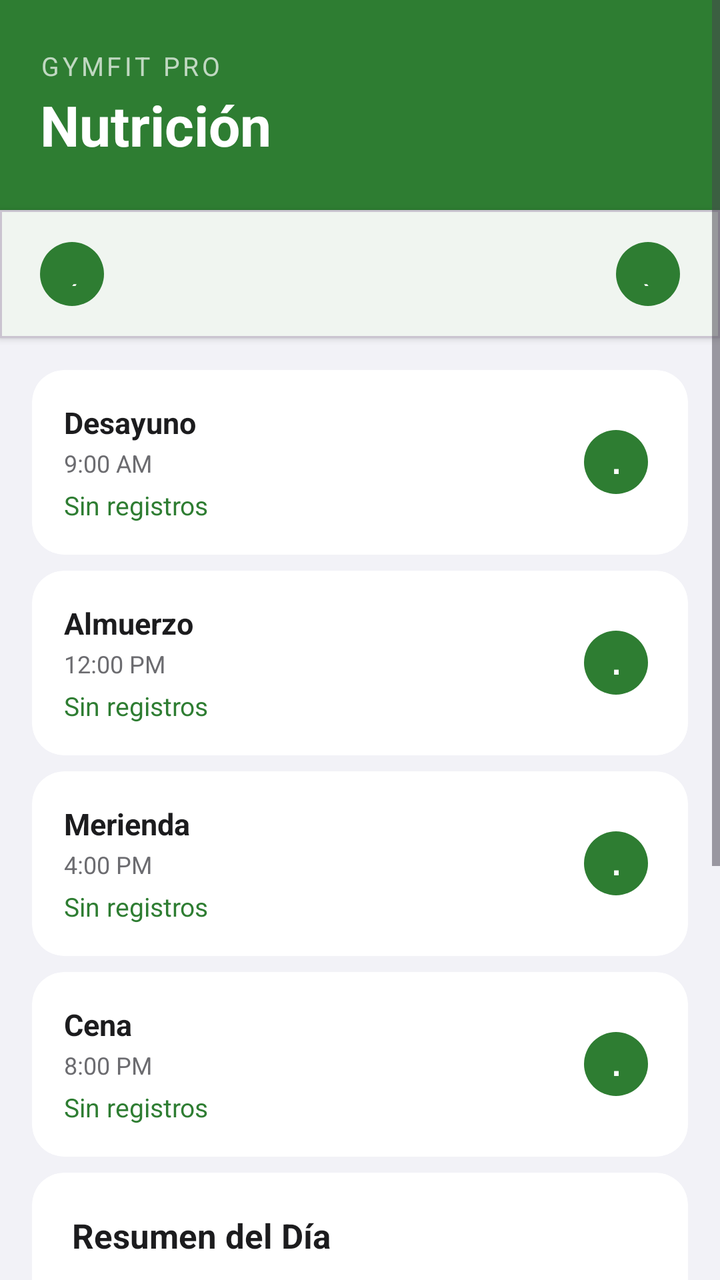
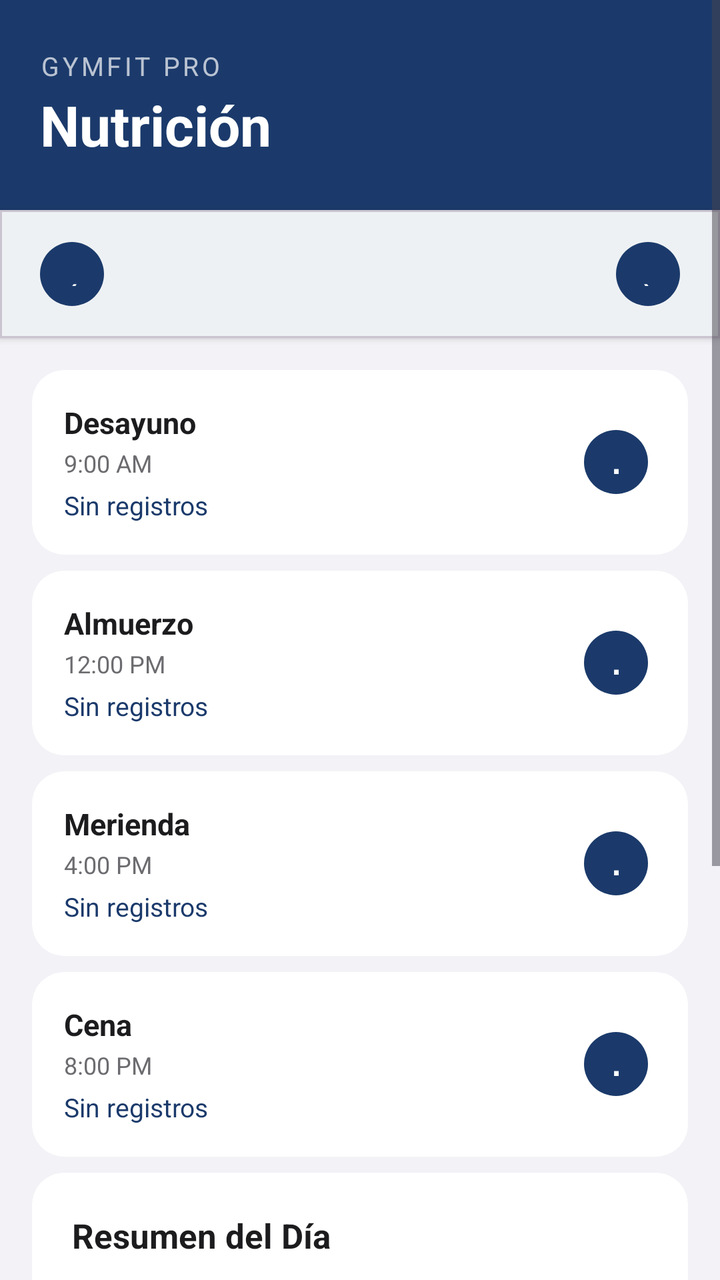

Compare the two renders of this Android layout. The source of the first and the diff that turns it into the second are given below.
<!-- AndroidManifest.xml: application theme Theme.GymApp -->
<!-- res/layout/fragment_nutrition.xml -->
<?xml version="1.0" encoding="utf-8"?>
<ScrollView
    xmlns:android="http://schemas.android.com/apk/res/android"
    xmlns:app="http://schemas.android.com/apk/res-auto"
    android:layout_width="match_parent"
    android:layout_height="match_parent"
    android:background="#F2F2F7">

    <LinearLayout
        android:layout_width="match_parent"
        android:layout_height="wrap_content"
        android:orientation="vertical">

        
        <LinearLayout
            android:layout_width="match_parent"
            android:layout_height="wrap_content"
            android:background="@color/colorPrimary"
            android:orientation="vertical"
            android:paddingStart="20dp"
            android:paddingEnd="20dp"
            android:paddingTop="24dp"
            android:paddingBottom="24dp">

            <TextView
                android:layout_width="wrap_content"
                android:layout_height="wrap_content"
                android:text="GymFit Pro"
                android:textColor="#FFFFFF"
                android:alpha="0.7"
                android:textSize="13sp"
                android:letterSpacing="0.12"
                android:textAllCaps="true" />

            <TextView
                android:layout_width="wrap_content"
                android:layout_height="wrap_content"
                android:text="Nutrición"
                android:textColor="#FFFFFF"
                android:textSize="28sp"
                android:textStyle="bold"
                android:layout_marginTop="2dp" />

        </LinearLayout>

        
        <com.google.android.material.card.MaterialCardView
            android:layout_width="match_parent"
            android:layout_height="wrap_content"
            app:cardCornerRadius="0dp"
            app:cardElevation="2dp">

            <LinearLayout
                android:layout_width="match_parent"
                android:layout_height="wrap_content"
                android:orientation="horizontal"
                android:gravity="center_vertical"
                android:paddingStart="16dp"
                android:paddingEnd="16dp"
                android:paddingTop="12dp"
                android:paddingBottom="12dp">

                <com.google.android.material.button.MaterialButton
                    android:id="@+id/btn_prev_day"
                    android:layout_width="40dp"
                    android:layout_height="40dp"
                    android:text="@string/btn_prev"
                    android:textSize="18sp"
                    app:backgroundTint="@color/colorPrimary"
                    android:textColor="@color/white"
                    style="@style/Widget.Material3.Button.IconButton.Filled"
                    android:minWidth="0dp"
                    android:minHeight="0dp"
                    android:paddingStart="0dp"
                    android:paddingEnd="0dp" />

                <TextView
                    android:id="@+id/tv_current_date"
                    android:layout_width="0dp"
                    android:layout_height="wrap_content"
                    android:layout_weight="1"
                    android:gravity="center"
                    android:textSize="17sp"
                    android:textStyle="bold"
                    android:textColor="#1C1C1E" />

                <com.google.android.material.button.MaterialButton
                    android:id="@+id/btn_next_day"
                    android:layout_width="40dp"
                    android:layout_height="40dp"
                    android:text="@string/btn_next"
                    android:textSize="18sp"
                    app:backgroundTint="@color/colorPrimary"
                    android:textColor="@color/white"
                    style="@style/Widget.Material3.Button.IconButton.Filled"
                    android:minWidth="0dp"
                    android:minHeight="0dp"
                    android:paddingStart="0dp"
                    android:paddingEnd="0dp" />

            </LinearLayout>
        </com.google.android.material.card.MaterialCardView>

        
        <com.google.android.material.card.MaterialCardView
            android:layout_width="match_parent"
            android:layout_height="wrap_content"
            app:cardCornerRadius="16dp"
            app:cardElevation="0dp"
            app:strokeWidth="0dp"
            android:layout_marginStart="16dp"
            android:layout_marginEnd="16dp"
            android:layout_marginTop="16dp"
            android:layout_marginBottom="8dp">

            <LinearLayout
                android:layout_width="match_parent"
                android:layout_height="wrap_content"
                android:orientation="horizontal"
                android:padding="16dp"
                android:gravity="center_vertical">

                <LinearLayout
                    android:layout_width="0dp"
                    android:layout_height="wrap_content"
                    android:layout_weight="1"
                    android:orientation="vertical">

                    <TextView
                        android:layout_width="wrap_content"
                        android:layout_height="wrap_content"
                        android:text="@string/nutrition_desayuno"
                        android:textSize="15sp"
                        android:textStyle="bold"
                        android:textColor="#1C1C1E" />

                    <TextView
                        android:layout_width="wrap_content"
                        android:layout_height="wrap_content"
                        android:text="@string/nutrition_time_desayuno"
                        android:textSize="12sp"
                        android:textColor="#6C6C70"
                        android:layout_marginTop="2dp" />

                    <TextView
                        android:id="@+id/tv_desayuno_macros"
                        android:layout_width="wrap_content"
                        android:layout_height="wrap_content"
                        android:text="@string/nutrition_no_records"
                        android:textSize="13sp"
                        android:textColor="@color/colorPrimary"
                        android:layout_marginTop="4dp" />

                </LinearLayout>

                <com.google.android.material.button.MaterialButton
                    android:id="@+id/btn_add_desayuno"
                    android:layout_width="40dp"
                    android:layout_height="40dp"
                    android:text="@string/nutrition_add_food"
                    android:textSize="20sp"
                    android:textColor="@color/white"
                    app:backgroundTint="@color/colorPrimary"
                    style="@style/Widget.Material3.Button.IconButton.Filled"
                    android:minWidth="0dp"
                    android:minHeight="0dp"
                    android:paddingStart="0dp"
                    android:paddingEnd="0dp" />

            </LinearLayout>
        </com.google.android.material.card.MaterialCardView>

        
        <com.google.android.material.card.MaterialCardView
            android:layout_width="match_parent"
            android:layout_height="wrap_content"
            app:cardCornerRadius="16dp"
            app:cardElevation="0dp"
            app:strokeWidth="0dp"
            android:layout_marginStart="16dp"
            android:layout_marginEnd="16dp"
            android:layout_marginBottom="8dp">

            <LinearLayout
                android:layout_width="match_parent"
                android:layout_height="wrap_content"
                android:orientation="horizontal"
                android:padding="16dp"
                android:gravity="center_vertical">

                <LinearLayout
                    android:layout_width="0dp"
                    android:layout_height="wrap_content"
                    android:layout_weight="1"
                    android:orientation="vertical">

                    <TextView
                        android:layout_width="wrap_content"
                        android:layout_height="wrap_content"
                        android:text="@string/nutrition_almuerzo"
                        android:textSize="15sp"
                        android:textStyle="bold"
                        android:textColor="#1C1C1E" />

                    <TextView
                        android:layout_width="wrap_content"
                        android:layout_height="wrap_content"
                        android:text="@string/nutrition_time_almuerzo"
                        android:textSize="12sp"
                        android:textColor="#6C6C70"
                        android:layout_marginTop="2dp" />

                    <TextView
                        android:id="@+id/tv_almuerzo_macros"
                        android:layout_width="wrap_content"
                        android:layout_height="wrap_content"
                        android:text="@string/nutrition_no_records"
                        android:textSize="13sp"
                        android:textColor="@color/colorPrimary"
                        android:layout_marginTop="4dp" />

                </LinearLayout>

                <com.google.android.material.button.MaterialButton
                    android:id="@+id/btn_add_almuerzo"
                    android:layout_width="40dp"
                    android:layout_height="40dp"
                    android:text="@string/nutrition_add_food"
                    android:textSize="20sp"
                    android:textColor="@color/white"
                    app:backgroundTint="@color/colorPrimary"
                    style="@style/Widget.Material3.Button.IconButton.Filled"
                    android:minWidth="0dp"
                    android:minHeight="0dp"
                    android:paddingStart="0dp"
                    android:paddingEnd="0dp" />

            </LinearLayout>
        </com.google.android.material.card.MaterialCardView>

        
        <com.google.android.material.card.MaterialCardView
            android:layout_width="match_parent"
            android:layout_height="wrap_content"
            app:cardCornerRadius="16dp"
            app:cardElevation="0dp"
            app:strokeWidth="0dp"
            android:layout_marginStart="16dp"
            android:layout_marginEnd="16dp"
            android:layout_marginBottom="8dp">

            <LinearLayout
                android:layout_width="match_parent"
                android:layout_height="wrap_content"
                android:orientation="horizontal"
                android:padding="16dp"
                android:gravity="center_vertical">

                <LinearLayout
                    android:layout_width="0dp"
                    android:layout_height="wrap_content"
                    android:layout_weight="1"
                    android:orientation="vertical">

                    <TextView
                        android:layout_width="wrap_content"
                        android:layout_height="wrap_content"
                        android:text="@string/nutrition_merienda"
                        android:textSize="15sp"
                        android:textStyle="bold"
                        android:textColor="#1C1C1E" />

                    <TextView
                        android:layout_width="wrap_content"
                        android:layout_height="wrap_content"
                        android:text="@string/nutrition_time_merienda"
                        android:textSize="12sp"
                        android:textColor="#6C6C70"
                        android:layout_marginTop="2dp" />

                    <TextView
                        android:id="@+id/tv_merienda_macros"
                        android:layout_width="wrap_content"
                        android:layout_height="wrap_content"
                        android:text="@string/nutrition_no_records"
                        android:textSize="13sp"
                        android:textColor="@color/colorPrimary"
                        android:layout_marginTop="4dp" />

                </LinearLayout>

                <com.google.android.material.button.MaterialButton
                    android:id="@+id/btn_add_merienda"
                    android:layout_width="40dp"
                    android:layout_height="40dp"
                    android:text="@string/nutrition_add_food"
                    android:textSize="20sp"
                    android:textColor="@color/white"
                    app:backgroundTint="@color/colorPrimary"
                    style="@style/Widget.Material3.Button.IconButton.Filled"
                    android:minWidth="0dp"
                    android:minHeight="0dp"
                    android:paddingStart="0dp"
                    android:paddingEnd="0dp" />

            </LinearLayout>
        </com.google.android.material.card.MaterialCardView>

        
        <com.google.android.material.card.MaterialCardView
            android:layout_width="match_parent"
            android:layout_height="wrap_content"
            app:cardCornerRadius="16dp"
            app:cardElevation="0dp"
            app:strokeWidth="0dp"
            android:layout_marginStart="16dp"
            android:layout_marginEnd="16dp"
            android:layout_marginBottom="8dp">

            <LinearLayout
                android:layout_width="match_parent"
                android:layout_height="wrap_content"
                android:orientation="horizontal"
                android:padding="16dp"
                android:gravity="center_vertical">

                <LinearLayout
                    android:layout_width="0dp"
                    android:layout_height="wrap_content"
                    android:layout_weight="1"
                    android:orientation="vertical">

                    <TextView
                        android:layout_width="wrap_content"
                        android:layout_height="wrap_content"
                        android:text="@string/nutrition_cena"
                        android:textSize="15sp"
                        android:textStyle="bold"
                        android:textColor="#1C1C1E" />

                    <TextView
                        android:layout_width="wrap_content"
                        android:layout_height="wrap_content"
                        android:text="@string/nutrition_time_cena"
                        android:textSize="12sp"
                        android:textColor="#6C6C70"
                        android:layout_marginTop="2dp" />

                    <TextView
                        android:id="@+id/tv_cena_macros"
                        android:layout_width="wrap_content"
                        android:layout_height="wrap_content"
                        android:text="@string/nutrition_no_records"
                        android:textSize="13sp"
                        android:textColor="@color/colorPrimary"
                        android:layout_marginTop="4dp" />

                </LinearLayout>

                <com.google.android.material.button.MaterialButton
                    android:id="@+id/btn_add_cena"
                    android:layout_width="40dp"
                    android:layout_height="40dp"
                    android:text="@string/nutrition_add_food"
                    android:textSize="20sp"
                    android:textColor="@color/white"
                    app:backgroundTint="@color/colorPrimary"
                    style="@style/Widget.Material3.Button.IconButton.Filled"
                    android:minWidth="0dp"
                    android:minHeight="0dp"
                    android:paddingStart="0dp"
                    android:paddingEnd="0dp" />

            </LinearLayout>
        </com.google.android.material.card.MaterialCardView>

        
        <com.google.android.material.card.MaterialCardView
            android:layout_width="match_parent"
            android:layout_height="wrap_content"
            app:cardCornerRadius="16dp"
            app:cardElevation="0dp"
            app:strokeWidth="0dp"
            android:layout_marginStart="16dp"
            android:layout_marginEnd="16dp"
            android:layout_marginBottom="8dp">

            <LinearLayout
                android:layout_width="match_parent"
                android:layout_height="wrap_content"
                android:orientation="vertical"
                android:padding="20dp">

                <TextView
                    android:layout_width="match_parent"
                    android:layout_height="wrap_content"
                    android:text="@string/nutrition_daily_summary"
                    android:textSize="17sp"
                    android:textStyle="bold"
                    android:textColor="#1C1C1E"
                    android:layout_marginBottom="14dp" />

                
                <LinearLayout
                    android:layout_width="match_parent"
                    android:layout_height="wrap_content"
                    android:orientation="horizontal"
                    android:gravity="center_vertical"
                    android:layout_marginBottom="4dp">

                    <TextView
                        android:layout_width="0dp"
                        android:layout_height="wrap_content"
                        android:layout_weight="1"
                        android:text="@string/nutrition_calories"
                        android:textSize="13sp"
                        android:textColor="#3C3C43" />

                    <TextView
                        android:id="@+id/tv_total_calories"
                        android:layout_width="wrap_content"
                        android:layout_height="wrap_content"
                        android:text="0 / 2500 kcal"
                        android:textSize="13sp"
                        android:textStyle="bold"
                        android:textColor="#1C1C1E" />

                </LinearLayout>

                <ProgressBar
                    android:id="@+id/progress_calories"
                    style="?android:attr/progressBarStyleHorizontal"
                    android:layout_width="match_parent"
                    android:layout_height="8dp"
                    android:progressTint="@color/colorAccent"
                    android:layout_marginBottom="12dp" />

                
                <LinearLayout
                    android:layout_width="match_parent"
                    android:layout_height="wrap_content"
                    android:orientation="horizontal"
                    android:gravity="center_vertical"
                    android:layout_marginBottom="4dp">

                    <TextView
                        android:layout_width="0dp"
                        android:layout_height="wrap_content"
                        android:layout_weight="1"
                        android:text="@string/nutrition_protein"
                        android:textSize="13sp"
                        android:textColor="#3C3C43" />

                    <TextView
                        android:id="@+id/tv_total_protein"
                        android:layout_width="wrap_content"
                        android:layout_height="wrap_content"
                        android:text="0g / 170g"
                        android:textSize="13sp"
                        android:textStyle="bold"
                        android:textColor="#1C1C1E" />

                </LinearLayout>

                <ProgressBar
                    android:id="@+id/progress_protein"
                    style="?android:attr/progressBarStyleHorizontal"
                    android:layout_width="match_parent"
                    android:layout_height="8dp"
                    android:progressTint="@color/colorPrimary"
                    android:layout_marginBottom="12dp" />

                
                <LinearLayout
                    android:layout_width="match_parent"
                    android:layout_height="wrap_content"
                    android:orientation="horizontal"
                    android:gravity="center_vertical"
                    android:layout_marginBottom="4dp">

                    <TextView
                        android:layout_width="0dp"
                        android:layout_height="wrap_content"
                        android:layout_weight="1"
                        android:text="@string/nutrition_carbs"
                        android:textSize="13sp"
                        android:textColor="#3C3C43" />

                    <TextView
                        android:id="@+id/tv_total_carbs"
                        android:layout_width="wrap_content"
                        android:layout_height="wrap_content"
                        android:text="0g / 280g"
                        android:textSize="13sp"
                        android:textStyle="bold"
                        android:textColor="#1C1C1E" />

                </LinearLayout>

                <ProgressBar
                    android:id="@+id/progress_carbs"
                    style="?android:attr/progressBarStyleHorizontal"
                    android:layout_width="match_parent"
                    android:layout_height="8dp"
                    android:progressTint="@color/colorGreenLight"
                    android:layout_marginBottom="12dp" />

                
                <LinearLayout
                    android:layout_width="match_parent"
                    android:layout_height="wrap_content"
                    android:orientation="horizontal"
                    android:gravity="center_vertical"
                    android:layout_marginBottom="4dp">

                    <TextView
                        android:layout_width="0dp"
                        android:layout_height="wrap_content"
                        android:layout_weight="1"
                        android:text="@string/nutrition_fat"
                        android:textSize="13sp"
                        android:textColor="#3C3C43" />

                    <TextView
                        android:id="@+id/tv_total_fat"
                        android:layout_width="wrap_content"
                        android:layout_height="wrap_content"
                        android:text="0g / 80g"
                        android:textSize="13sp"
                        android:textStyle="bold"
                        android:textColor="#1C1C1E" />

                </LinearLayout>

                <ProgressBar
                    android:id="@+id/progress_fat"
                    style="?android:attr/progressBarStyleHorizontal"
                    android:layout_width="match_parent"
                    android:layout_height="8dp"
                    android:progressTint="@color/colorOrangeLight" />

            </LinearLayout>
        </com.google.android.material.card.MaterialCardView>

        
        <com.google.android.material.card.MaterialCardView
            android:layout_width="match_parent"
            android:layout_height="wrap_content"
            app:cardCornerRadius="16dp"
            app:cardElevation="0dp"
            android:layout_marginStart="16dp"
            android:layout_marginEnd="16dp"
            android:layout_marginTop="8dp"
            android:layout_marginBottom="24dp">
            <LinearLayout
                android:layout_width="match_parent"
                android:layout_height="wrap_content"
                android:orientation="vertical"
                android:padding="20dp">
                <TextView
                    android:layout_width="wrap_content"
                    android:layout_height="wrap_content"
                    android:text="Resumen Semanal"
                    android:textSize="17sp"
                    android:textStyle="bold"
                    android:textColor="#1C1C1E"
                    android:layout_marginBottom="8dp"/>
                <TextView
                    android:id="@+id/tv_weekly_summary"
                    android:layout_width="match_parent"
                    android:layout_height="wrap_content"
                    android:text="Cargando resumen..."
                    android:textSize="13sp"
                    android:textColor="#6C6C70"
                    android:lineSpacingExtra="4dp"/>
            </LinearLayout>
        </com.google.android.material.card.MaterialCardView>

    </LinearLayout>
</ScrollView>
<!-- resources referenced by this layout -->
<resources>
  <color name="colorAccent">#FF6F00</color>
  <color name="colorGreenLight">#A5D6A7</color>
  <color name="colorOrangeLight">#FFCC80</color>
  <color name="colorPrimary">#2E7D32</color>
  <color name="white">#FFFFFF</color>
  <string name="btn_next">›</string>
  <string name="btn_prev">‹</string>
  <string name="nutrition_add_food">+</string>
  <string name="nutrition_almuerzo">Almuerzo</string>
  <string name="nutrition_calories">Calorías</string>
  <string name="nutrition_carbs">Carbohidratos</string>
  <string name="nutrition_cena">Cena</string>
  <string name="nutrition_daily_summary">Resumen del Día</string>
  <string name="nutrition_desayuno">Desayuno</string>
  <string name="nutrition_fat">Grasas</string>
  <string name="nutrition_merienda">Merienda</string>
  <string name="nutrition_no_records">Sin registros</string>
  <string name="nutrition_protein">Proteína</string>
  <string name="nutrition_time_almuerzo">12:00 PM</string>
  <string name="nutrition_time_cena">8:00 PM</string>
  <string name="nutrition_time_desayuno">9:00 AM</string>
  <string name="nutrition_time_merienda">4:00 PM</string>
  <style name="Theme.GymApp" parent="Theme.Material3.Light.NoActionBar">
          <item name="colorPrimary">@color/colorPrimary</item>
          <item name="colorPrimaryVariant">@color/colorPrimaryVariant</item>
          <item name="colorOnPrimary">@color/colorOnPrimary</item>
          <item name="colorSecondary">@color/colorSecondary</item>
          <item name="colorOnSecondary">@color/colorOnSecondary</item>
          <item name="colorError">@color/colorError</item>
          <item name="colorOnError">@color/colorOnError</item>
          <item name="colorSurface">@color/colorSurface</item>
          <item name="colorOnSurface">@color/colorOnSurface</item>
          <item name="android:colorBackground">@color/colorBackground</item>
          <item name="colorOnBackground">@color/colorOnBackground</item>
          <item name="android:statusBarColor" tools:targetApi="l">?attr/colorPrimaryVariant</item>
      </style>
  <color name="colorPrimaryVariant">#1B5E20</color>
  <color name="colorOnPrimary">#FFFFFF</color>
  <color name="colorSecondary">#FF6F00</color>
  <color name="colorOnSecondary">#FFFFFF</color>
  <color name="colorError">#B00020</color>
  <color name="colorOnError">#FFFFFF</color>
  <color name="colorSurface">#FFFFFF</color>
  <color name="colorOnSurface">#212121</color>
  <color name="colorBackground">#F5F5F5</color>
  <color name="colorOnBackground">#212121</color>
</resources>

<!-- the commit's change to res/layout/fragment_nutrition.xml (unified diff, before → after) -->
@@ -502,7 +502,7 @@
                     style="?android:attr/progressBarStyleHorizontal"
                     android:layout_width="match_parent"
                     android:layout_height="8dp"
-                    android:progressTint="@color/colorGreenLight"
+                    android:progressTint="@color/colorTealLight"
                     android:layout_marginBottom="12dp" />
 
                 
@@ -537,7 +537,7 @@
                     style="?android:attr/progressBarStyleHorizontal"
                     android:layout_width="match_parent"
                     android:layout_height="8dp"
-                    android:progressTint="@color/colorOrangeLight" />
+                    android:progressTint="@color/colorNavyLight" />
 
             </LinearLayout>
         </com.google.android.material.card.MaterialCardView>
<!-- resource entries referenced after the edit -->
@@ -1,9 +1,9 @@
 <!-- resources referenced by this layout -->
 <resources>
-  <color name="colorAccent">#FF6F00</color>
-  <color name="colorGreenLight">#A5D6A7</color>
-  <color name="colorOrangeLight">#FFCC80</color>
-  <color name="colorPrimary">#2E7D32</color>
+  <color name="colorAccent">#38BDF8</color>
+  <color name="colorNavyLight">#93C5FD</color>
+  <color name="colorPrimary">#1B3A6B</color>
+  <color name="colorTealLight">#BAE6FD</color>
   <color name="white">#FFFFFF</color>
   <string name="btn_next">›</string>
   <string name="btn_prev">‹</string>
@@ -34,17 +34,18 @@
           <item name="colorOnSurface">@color/colorOnSurface</item>
           <item name="android:colorBackground">@color/colorBackground</item>
           <item name="colorOnBackground">@color/colorOnBackground</item>
-          <item name="android:statusBarColor" tools:targetApi="l">?attr/colorPrimaryVariant</item>
+          <item name="android:statusBarColor" tools:targetApi="l">@color/colorPrimaryDark</item>
       </style>
-  <color name="colorPrimaryVariant">#1B5E20</color>
+  <color name="colorPrimaryVariant">#0F2549</color>
   <color name="colorOnPrimary">#FFFFFF</color>
-  <color name="colorSecondary">#FF6F00</color>
-  <color name="colorOnSecondary">#FFFFFF</color>
-  <color name="colorError">#B00020</color>
+  <color name="colorSecondary">#38BDF8</color>
+  <color name="colorOnSecondary">#0F2549</color>
+  <color name="colorError">#EF4444</color>
   <color name="colorOnError">#FFFFFF</color>
   <color name="colorSurface">#FFFFFF</color>
-  <color name="colorOnSurface">#212121</color>
-  <color name="colorBackground">#F5F5F5</color>
-  <color name="colorOnBackground">#212121</color>
+  <color name="colorOnSurface">#1A1A2E</color>
+  <color name="colorBackground">#F0F4FF</color>
+  <color name="colorOnBackground">#1A1A2E</color>
+  <color name="colorPrimaryDark">#0F2549</color>
 </resources>
 
